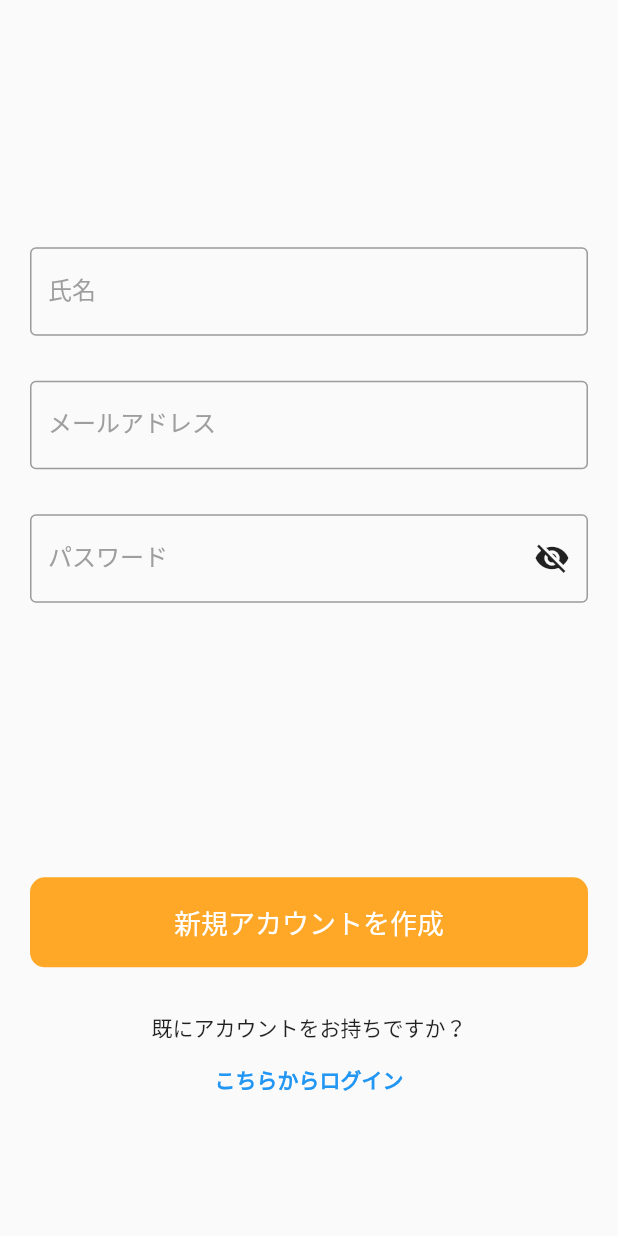
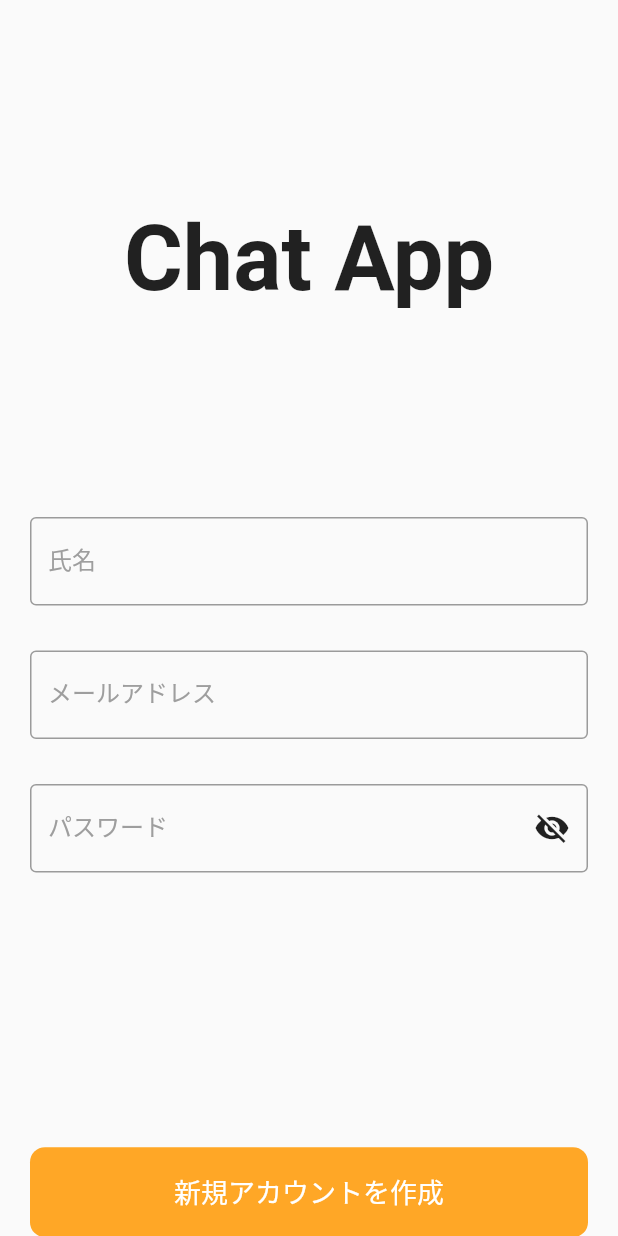
Before and after one commit to yoko345/portfolio, a Flutter app: the screen it shows after launch, on a phone screen of 412 x 824 dp. Run offline on Flutter 3.47's test engine with Material 2 defaults, Android fonts, the phone set to English and light mode, and no system bars; our stand-ins replace cloud_firestore, firebase_auth, firebase_core, firebase_storage, flutter_riverpod, image_picker; accounts and stored records are empty.

Commit message:
ポートフォリオの課題の提出

```diff
--- a/lib/sing_up.dart
+++ b/lib/sing_up.dart
@@ -89,9 +89,11 @@ class _SignUpState extends State<SignUp> {
           child: Column(
             mainAxisAlignment: MainAxisAlignment.center,
             children: [
-              SizedBox(height: MediaQuery.of(context).size.height/5,),
+              SizedBox(height: MediaQuery.of(context).size.height/6,),
+              const Text('Chat App', style: TextStyle(fontSize: 60, fontWeight: FontWeight.bold),),
+              SizedBox(height: MediaQuery.of(context).size.height/6,),
               _alreadySignedUp
-              ? const SizedBox(height: 50,)
+              ? const SizedBox(height: 30,)
               : TextFormField(
                 controller: nameEditingController,
                 keyboardType: TextInputType.text,
```
